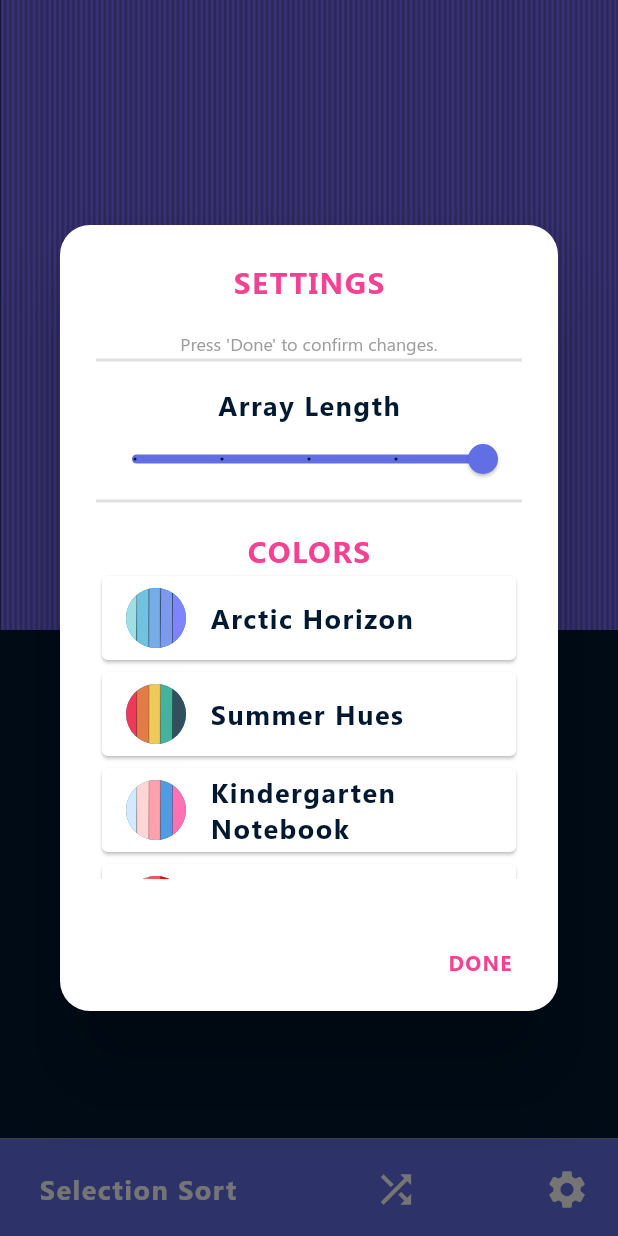
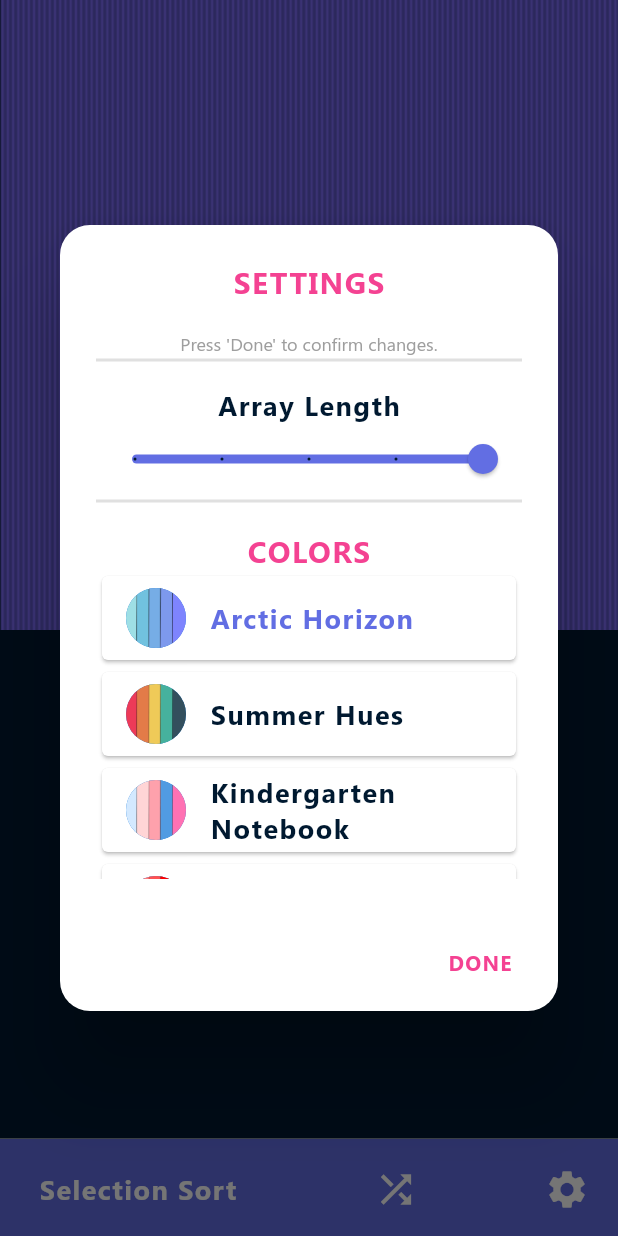
Before and after one commit to parzuko/AlgoVisualizer, a Flutter app: the screen it shows after launch, after a tap on the "settings" icon, on a phone screen of 412 x 824 dp. Run offline on Flutter 3.47's test engine with Material 2 defaults, Android fonts, the phone set to English and light mode, and no system bars.

Commit message:
Highlight Current Theme

```diff
--- a/algo_visual/lib/screens/home_screen.dart
+++ b/algo_visual/lib/screens/home_screen.dart
@@ -23,6 +23,7 @@ class _HomeScreenState extends State<HomeScreen> {
   int color = 1;
   bool isSelected = true;
   var highlightText = [false, true, false];
+  var theThemes = [true, false, false, false, false];
   var highlightMode = [false, true, false];
 ////////////////////////////SORTING METHODS/////////////////////////
   // Selection Sort
@@ -292,6 +293,7 @@ class _HomeScreenState extends State<HomeScreen> {
         return SettingsDialog(
           sizeOfArray: _sizeOfArray,
           currentTheme: color,
+          theThemes: theThemes,
         );
       },
     );
@@ -299,6 +301,7 @@ class _HomeScreenState extends State<HomeScreen> {
       setState(() {
         _sizeOfArray = updatedSettings[0];
         color = updatedSettings[1];
+        theThemes = updatedSettings[2];
       });
       _shuffle();
     }
--- a/algo_visual/lib/screens/settings.dart
+++ b/algo_visual/lib/screens/settings.dart
@@ -5,8 +5,10 @@ import 'package:flutter/material.dart';
 class SettingsDialog extends StatefulWidget {
   final double sizeOfArray;
   final int currentTheme;
+  final List<bool> theThemes;
 
-  const SettingsDialog({Key key, this.sizeOfArray, this.currentTheme})
+  const SettingsDialog(
+      {Key key, this.sizeOfArray, this.currentTheme, this.theThemes})
       : super(key: key);
 
   @override
@@ -16,12 +18,14 @@ class SettingsDialog extends StatefulWidget {
 class _SettingsDialogState extends State<SettingsDialog> {
   double _sizeOfArray;
   int currentTheme;
+  List<bool> theThemes;
 
   @override
   void initState() {
     super.initState();
     _sizeOfArray = widget.sizeOfArray;
     currentTheme = widget.currentTheme;
+    theThemes = widget.theThemes;
   }
 
   List<ColorList> colorOptions = [
@@ -35,6 +39,7 @@ class _SettingsDialogState extends State<SettingsDialog> {
   @override
   Widget build(BuildContext context) {
     final double screenWidth = MediaQuery.of(context).size.width;
+
     final double screenHeight = MediaQuery.of(context).size.height;
     return AlertDialog(
       scrollable: true,
@@ -125,9 +130,12 @@ class _SettingsDialogState extends State<SettingsDialog> {
                       setState(() {
                         currentTheme = index + 1;
                       });
-                      //mode = index;
-                      print("this is index & mode $index");
-                      // print("this is index & mode $mode");
+                      setState(() {
+                        for (var each = 0; each < theThemes.length; each++) {
+                          theThemes[each] = false;
+                        }
+                      });
+                      setState(() => theThemes[index] = !theThemes[index]);
                     },
                     leading: CircleAvatar(
                       backgroundImage: AssetImage(
@@ -136,7 +144,9 @@ class _SettingsDialogState extends State<SettingsDialog> {
                     title: Text(
                       colorOptions[index].colorName,
                       style: TextStyle(
-                        color: Palette.scaffold,
+                        color: theThemes[index]
+                            ? Palette.theButton
+                            : Palette.scaffold,
                         fontSize: 18.0,
                         fontWeight: FontWeight.bold,
                         fontFamily: 'Segoe UI',
@@ -153,9 +163,8 @@ class _SettingsDialogState extends State<SettingsDialog> {
       actions: <Widget>[
         FlatButton(
           onPressed: () {
-            // Use the second argument of Navigator.pop(...) to pass
-            // back a result to the page that opened the dialog
-            Navigator.pop(context, [_sizeOfArray, currentTheme]);
+            print(theThemes);
+            Navigator.pop(context, [_sizeOfArray, currentTheme, theThemes]);
           },
           child: Text(
             'DONE',
```
